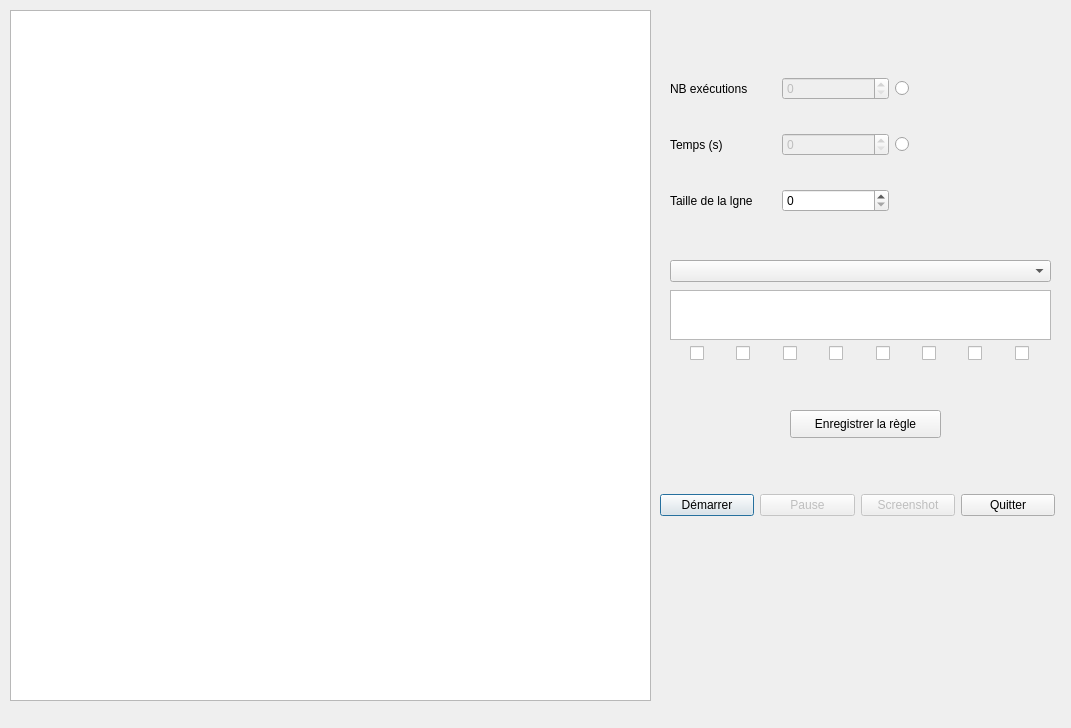
First picture: the form in Interface/lp74.ui, repository McKay1717/Jeux-de-la-vie, before the edit.
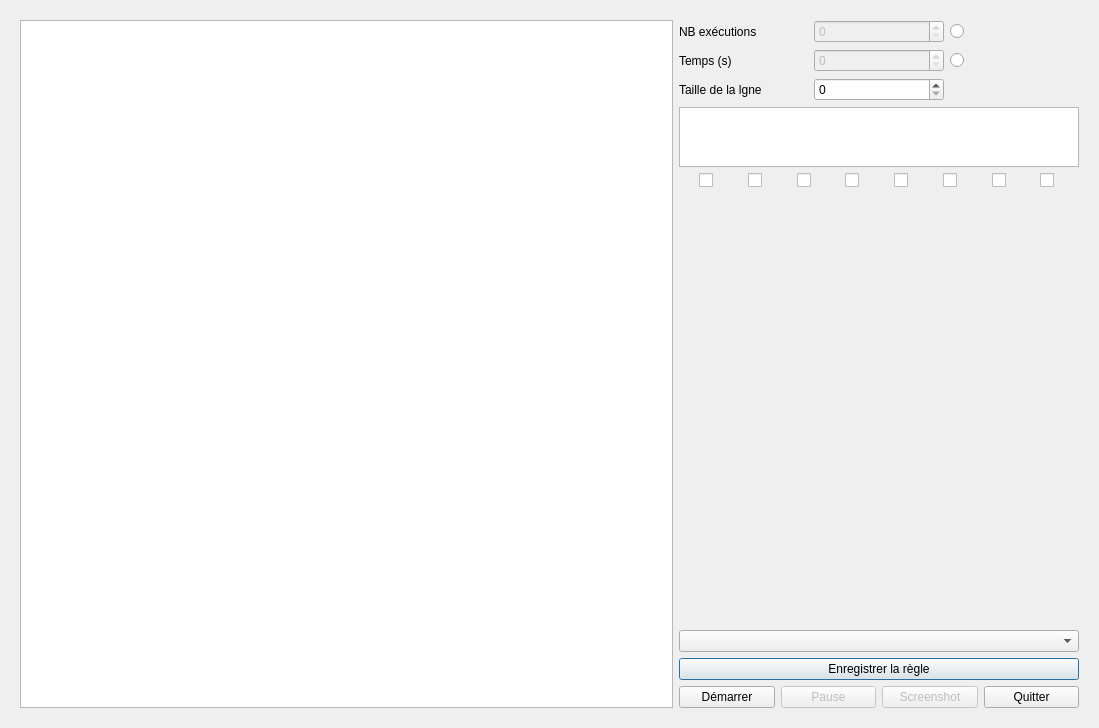
Second picture: the form after the edit.

The edit to the form file:
```diff
--- a/Interface/lp74.ui
+++ b/Interface/lp74.ui
@@ -6,7 +6,7 @@
    <rect>
     <x>0</x>
     <y>0</y>
-    <width>1071</width>
+    <width>1099</width>
     <height>728</height>
    </rect>
   </property>
@@ -22,16 +22,31 @@
   <property name="modal">
    <bool>false</bool>
   </property>
-  <widget class="QWidget" name="gridLayoutWidget">
-   <property name="geometry">
-    <rect>
-     <x>670</x>
-     <y>50</y>
-     <width>331</width>
-     <height>191</height>
-    </rect>
-   </property>
+  <layout class="QHBoxLayout" name="horizontalLayout_3">
+   <item>
+    <widget class="QFrame" name="">
+     <layout class="QHBoxLayout" name="horizontalLayout">
+      <item>
+       <widget class="QGraphicsView" name="graphic"/>
+      </item>
+      <item>
+       <layout class="QVBoxLayout" name="verticalLayout_4">
+        <item>
+         <layout class="QVBoxLayout" name="verticalLayout_3">
+          <item>
+           <layout class="QVBoxLayout" name="verticalLayout_2">
+            <item>
    <layout class="QGridLayout" name="gridLayout">
+              <item row="0" column="1">
+               <widget class="QSpinBox" name="sp_nbexec">
+                <property name="enabled">
+                 <bool>false</bool>
+                </property>
+                <property name="maximum">
+                 <number>999999999</number>
+                </property>
+               </widget>
+              </item>
     <item row="0" column="2">
      <widget class="QRadioButton" name="rb_is_exec">
       <property name="text">
@@ -56,23 +71,6 @@
       </property>
      </widget>
     </item>
-    <item row="0" column="0">
-     <widget class="QLabel" name="label_3">
-      <property name="text">
-       <string>NB exécutions</string>
-      </property>
-     </widget>
-    </item>
-    <item row="0" column="1">
-     <widget class="QSpinBox" name="sp_nbexec">
-      <property name="enabled">
-       <bool>false</bool>
-      </property>
-      <property name="maximum">
-       <number>999999999</number>
-      </property>
-     </widget>
-    </item>
     <item row="1" column="2">
      <widget class="QRadioButton" name="rb_is_time">
       <property name="text">
@@ -80,13 +78,6 @@
       </property>
      </widget>
     </item>
-    <item row="2" column="1">
-     <widget class="QSpinBox" name="sp_taille">
-      <property name="maximum">
-       <number>999999999</number>
-      </property>
-     </widget>
-    </item>
     <item row="2" column="0">
      <widget class="QLabel" name="Label">
       <property name="text">
@@ -94,103 +85,29 @@
       </property>
      </widget>
     </item>
-   </layout>
-  </widget>
-  <widget class="QComboBox" name="cbb_regle">
-   <property name="geometry">
-    <rect>
-     <x>670</x>
-     <y>260</y>
-     <width>381</width>
-     <height>22</height>
-    </rect>
-   </property>
-  </widget>
-  <widget class="QGraphicsView" name="graphic">
-   <property name="geometry">
-    <rect>
-     <x>10</x>
-     <y>10</y>
-     <width>641</width>
-     <height>691</height>
-    </rect>
-   </property>
-  </widget>
-  <widget class="QWidget" name="gridLayoutWidget_2">
-   <property name="geometry">
-    <rect>
-     <x>660</x>
-     <y>480</y>
-     <width>395</width>
-     <height>51</height>
-    </rect>
-   </property>
-   <layout class="QGridLayout" name="gridLayout_2">
+              <item row="2" column="1">
+               <widget class="QSpinBox" name="sp_taille">
+                <property name="maximum">
+                 <number>999999999</number>
+                </property>
+               </widget>
+              </item>
     <item row="0" column="0">
-     <widget class="QPushButton" name="btn_start">
+               <widget class="QLabel" name="label_3">
       <property name="text">
-       <string>Démarrer</string>
-      </property>
-     </widget>
-    </item>
-    <item row="0" column="2">
-     <widget class="QPushButton" name="btn_screen">
-      <property name="enabled">
-       <bool>false</bool>
-      </property>
-      <property name="text">
-       <string>Screenshot</string>
-      </property>
-     </widget>
-    </item>
-    <item row="0" column="1">
-     <widget class="QPushButton" name="btn_pause">
-      <property name="enabled">
-       <bool>false</bool>
-      </property>
-      <property name="text">
-       <string>Pause</string>
-      </property>
-     </widget>
-    </item>
-    <item row="0" column="3">
-     <widget class="QPushButton" name="btn_exit">
-      <property name="text">
-       <string>Quitter</string>
+                 <string>NB exécutions</string>
       </property>
      </widget>
     </item>
    </layout>
-  </widget>
-  <widget class="QWidget" name="gridLayoutWidget_3">
-   <property name="geometry">
-    <rect>
-     <x>670</x>
-     <y>290</y>
-     <width>381</width>
-     <height>71</height>
-    </rect>
-   </property>
+            </item>
+            <item>
+             <layout class="QVBoxLayout" name="verticalLayout">
+              <item>
    <layout class="QGridLayout" name="gridLayout_4">
     <property name="sizeConstraint">
      <enum>QLayout::SetNoConstraint</enum>
     </property>
-    <item row="0" column="0">
-     <widget class="QGraphicsView" name="regle">
-      <property name="sizePolicy">
-       <sizepolicy hsizetype="Ignored" vsizetype="Fixed">
-        <horstretch>0</horstretch>
-        <verstretch>0</verstretch>
-       </sizepolicy>
-      </property>
-      <property name="minimumSize">
-       <size>
-        <width>100</width>
-        <height>10</height>
-       </size>
-      </property>
-     </widget>
-    </item>
     <item row="1" column="0" rowspan="3">
      <layout class="QHBoxLayout" name="horizontalLayout_2">
       <property name="spacing">
@@ -260,21 +177,103 @@
       </item>
      </layout>
     </item>
-   </layout>
-  </widget>
+                <item row="0" column="0">
+                 <widget class="QGraphicsView" name="regle">
+                  <property name="sizePolicy">
+                   <sizepolicy hsizetype="Minimum" vsizetype="Maximum">
+                    <horstretch>0</horstretch>
+                    <verstretch>0</verstretch>
+                   </sizepolicy>
+                  </property>
+                  <property name="minimumSize">
+                   <size>
+                    <width>400</width>
+                    <height>47</height>
+                   </size>
+                  </property>
+                  <property name="maximumSize">
+                   <size>
+                    <width>600</width>
+                    <height>60</height>
+                   </size>
+                  </property>
+                 </widget>
+                </item>
+               </layout>
+              </item>
+              <item>
+               <spacer name="verticalSpacer">
+                <property name="orientation">
+                 <enum>Qt::Vertical</enum>
+                </property>
+                <property name="sizeHint" stdset="0">
+                 <size>
+                  <width>20</width>
+                  <height>40</height>
+                 </size>
+                </property>
+               </spacer>
+              </item>
+              <item>
+               <widget class="QComboBox" name="cbb_regle"/>
+              </item>
+             </layout>
+            </item>
+           </layout>
+          </item>
+          <item>
   <widget class="QPushButton" name="btn_save">
-   <property name="geometry">
-    <rect>
-     <x>790</x>
-     <y>410</y>
-     <width>151</width>
-     <height>28</height>
-    </rect>
-   </property>
    <property name="text">
     <string>Enregistrer la règle</string>
    </property>
   </widget>
+          </item>
+         </layout>
+        </item>
+        <item>
+         <layout class="QGridLayout" name="gridLayout_2">
+          <item row="0" column="2">
+           <widget class="QPushButton" name="btn_screen">
+            <property name="enabled">
+             <bool>false</bool>
+            </property>
+            <property name="text">
+             <string>Screenshot</string>
+            </property>
+           </widget>
+          </item>
+          <item row="0" column="3">
+           <widget class="QPushButton" name="btn_exit">
+            <property name="text">
+             <string>Quitter</string>
+            </property>
+           </widget>
+          </item>
+          <item row="0" column="0">
+           <widget class="QPushButton" name="btn_start">
+            <property name="text">
+             <string>Démarrer</string>
+            </property>
+           </widget>
+          </item>
+          <item row="0" column="1">
+           <widget class="QPushButton" name="btn_pause">
+            <property name="enabled">
+             <bool>false</bool>
+            </property>
+            <property name="text">
+             <string>Pause</string>
+            </property>
+           </widget>
+          </item>
+         </layout>
+        </item>
+       </layout>
+      </item>
+     </layout>
+    </widget>
+   </item>
+  </layout>
  </widget>
  <resources/>
  <connections/>
```
Lines whose indentation alone changed are shown as unchanged.
